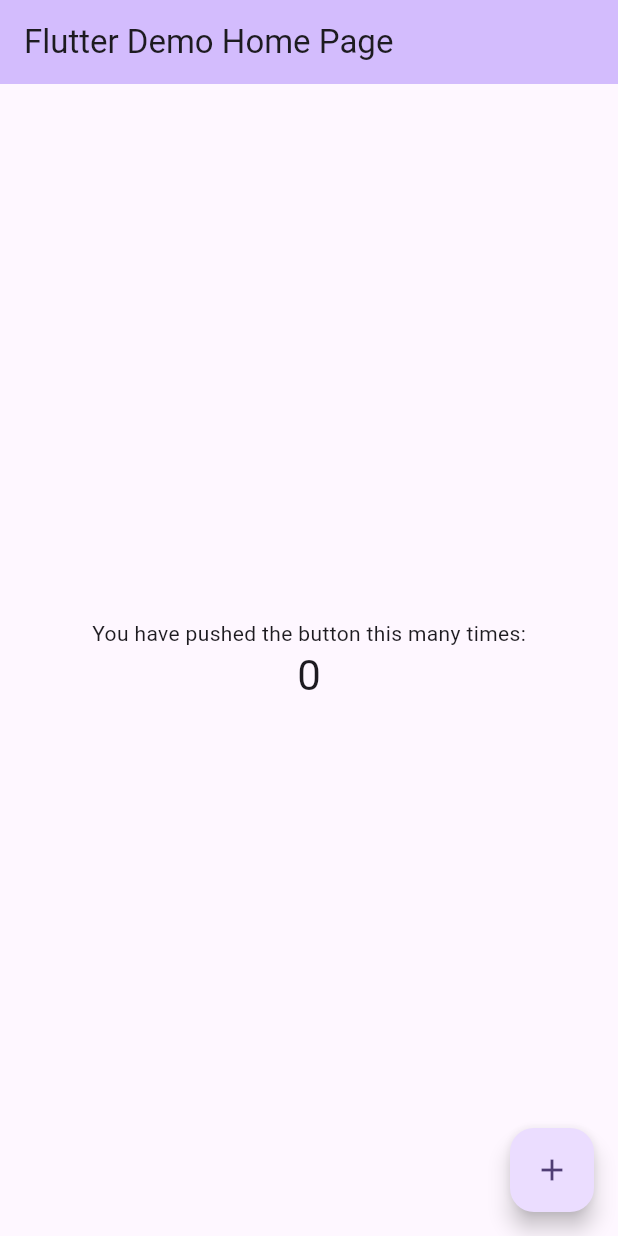
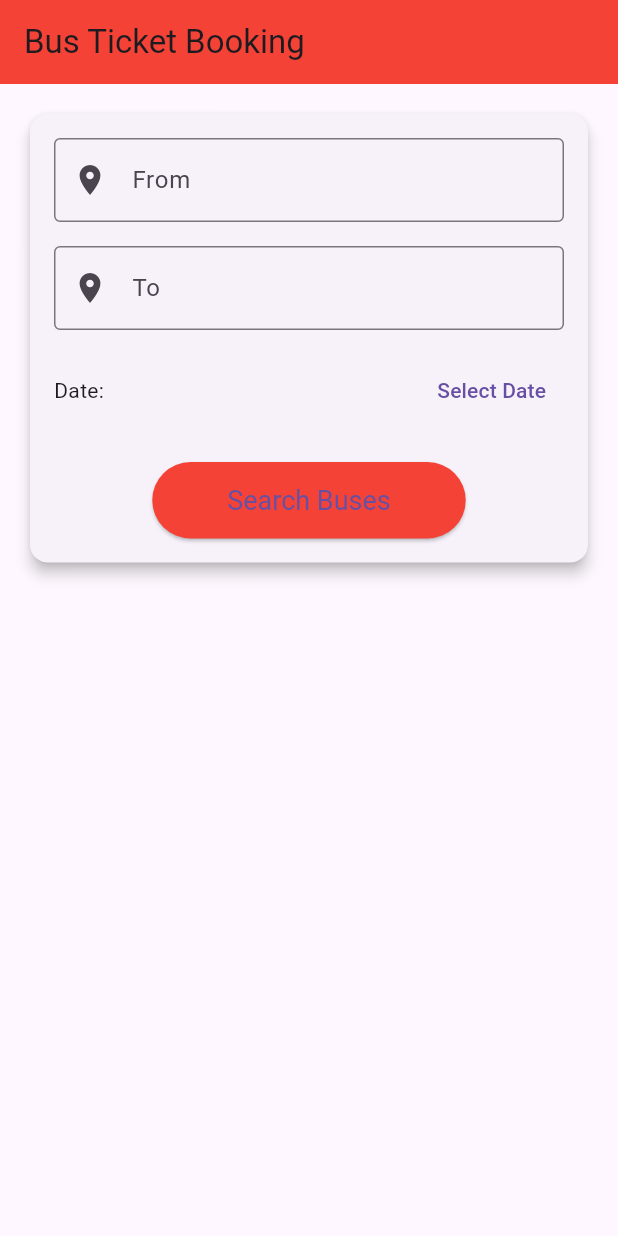
Before and after one commit to could-ai/019a0a03-d4d3-7bc2-9305-57440bb504e0, a Flutter app: the screen it shows after launch, on a phone screen of 412 x 824 dp. Run offline on Flutter 3.47's test engine with Material 3 defaults, Android fonts, the phone set to English and light mode, and no system bars.

Commit message:
I have updated the main.dart file to initialize the Bus Ticket Booking application. The previous demo code has been removed and replaced with a new MaterialApp widget. I've set the home screen to the newly created HomeScreen, configured a red color theme to match the branding of a bus booking service, and updated the app title to 'Bus Ticket Booking'. This provides a clean and relevant starting point for the app.; I've created the HomeScreen, which serves as the main entry point for users to search for buses. This screen features input fields for 'From' and 'To' locations, a date picker to select the travel date, and a 'Search Buses' button. The UI is designed with a Card layout for a clean and modern look. When the user clicks the search button, the app will navigate to the SearchResultsScreen, passing along the entered travel details. This screen is foundational to the booking process.; This new SearchResultsScreen displays a list of available buses based on the user's search. For now, it uses a hardcoded list of buses to simulate search results. Each bus is presented in a Card with key details like name, type, timings, duration, and price. A 'Select Seats' button on each card allows the user to proceed to the SeatSelectionScreen for that specific bus, creating a seamless flow from search to seat selection.; The SeatSelectionScreen provides an interactive seat map for the selected bus. I've used a GridView to display the seat layout, with different colors indicating available, booked, and selected seats. The screen calculates and displays the total price based on the number of selected seats and the ticket price. A 'Proceed to Book' button at the bottom confirms the booking, currently showing a confirmation message. This screen is crucial for completing the booking process.

```diff
--- a/usr/lib/main.dart
+++ b/usr/lib/main.dart
@@ -1,4 +1,5 @@
 import 'package:flutter/material.dart';
+import 'package:couldai_user_app/screens/home_screen.dart';
 
 void main() {
   runApp(const MyApp());
@@ -7,114 +8,16 @@ void main() {
 class MyApp extends StatelessWidget {
   const MyApp({super.key});
 
-  // This widget is the root of your application.
   @override
   Widget build(BuildContext context) {
     return MaterialApp(
-      title: 'Flutter Demo',
+      title: 'Bus Ticket Booking',
       debugShowCheckedModeBanner: false,
       theme: ThemeData(
-        // This is the theme of your application.
-        //
-        // TRY THIS: Try running your application with "flutter run". You'll see
-        // the application has a purple toolbar. Then, without quitting the app,
-        // try changing the seedColor in the colorScheme below to Colors.green
-        // and then invoke "hot reload" (save your changes or press the "hot
-        // reload" button in a Flutter-supported IDE, or press "r" if you used
-        // the command line to start the app).
-        //
-        // Notice that the counter didn't reset back to zero; the application
-        // state is not lost during the reload. To reset the state, use hot
-        // restart instead.
-        //
-        // This works for code too, not just values: Most code changes can be
-        // tested with just a hot reload.
-        colorScheme: ColorScheme.fromSeed(seedColor: Colors.deepPurple),
+        primarySwatch: Colors.red,
+        visualDensity: VisualDensity.adaptivePlatformDensity,
       ),
-      home: const MyHomePage(title: 'Flutter Demo Home Page'),
+      home: const HomeScreen(),
     );
   }
 }
-
-class MyHomePage extends StatefulWidget {
-  const MyHomePage({super.key, required this.title});
-
-  // This widget is the home page of your application. It is stateful, meaning
-  // that it has a State object (defined below) that contains fields that affect
-  // how it looks.
-
-  // This class is the configuration for the state. It holds the values (in this
-  // case the title) provided by the parent (in this case the App widget) and
-  // used by the build method of the State. Fields in a Widget subclass are
-  // always marked "final".
-
-  final String title;
-
-  @override
-  State<MyHomePage> createState() => _MyHomePageState();
-}
-
-class _MyHomePageState extends State<MyHomePage> {
-  int _counter = 0;
-
-  void _incrementCounter() {
-    setState(() {
-      // This call to setState tells the Flutter framework that something has
-      // changed in this State, which causes it to rerun the build method below
-      // so that the display can reflect the updated values. If we changed
-      // _counter without calling setState(), then the build method would not be
-      // called again, and so nothing would appear to happen.
-      _counter++;
-    });
-  }
-
-  @override
-  Widget build(BuildContext context) {
-    // This method is rerun every time setState is called, for instance as done
-    // by the _incrementCounter method above.
-    //
-    // The Flutter framework has been optimized to make rerunning build methods
-    // fast, so that you can just rebuild anything that needs updating rather
-    // than having to individually change instances of widgets.
-    return Scaffold(
-      appBar: AppBar(
-        // TRY THIS: Try changing the color here to a specific color (to
-        // Colors.amber, perhaps?) and trigger a hot reload to see the AppBar
-        // change color while the other colors stay the same.
-        backgroundColor: Theme.of(context).colorScheme.inversePrimary,
-        // Here we take the value from the MyHomePage object that was created by
-        // the App.build method, and use it to set our appbar title.
-        title: Text(widget.title),
-      ),
-      body: Center(
-        // Center is a layout widget. It takes a single child and positions it
-        // in the middle of the parent.
-        child: Column(
-          // Column is also a layout widget. It takes a list of children and
-          // arranges them vertically. By default, it sizes itself to fit its
-          // children horizontally, and tries to be as tall as its parent.
-          //
-          // Column has various properties to control how it sizes itself and
-          // how it positions its children. Here we use mainAxisAlignment to
-          // center the children vertically; the main axis here is the vertical
-          // axis because Columns are vertical (the cross axis would be
-          // horizontal).
-          //
-          // TRY THIS: Invoke "debug painting" (choose the "Toggle Debug Paint"
-          // action in the IDE, or press "p" in the console), to see the
-          // wireframe for each widget.
-          mainAxisAlignment: MainAxisAlignment.center,
-          children: <Widget>[
-            const Text('You have pushed the button this many times:'),
-            Text('$_counter', style: Theme.of(context).textTheme.headlineMedium),
-          ],
-        ),
-      ),
-      floatingActionButton: FloatingActionButton(
-        onPressed: _incrementCounter,
-        tooltip: 'Increment',
-        child: const Icon(Icons.add),
-      ), // This trailing comma makes auto-formatting nicer for build methods.
-    );
-  }
-}
--- /dev/null
+++ b/usr/lib/screens/home_screen.dart
@@ -0,0 +1,117 @@
+import 'package:flutter/material.dart';
+import 'package:couldai_user_app/screens/search_results_screen.dart';
+
+class HomeScreen extends StatefulWidget {
+  const HomeScreen({super.key});
+
+  @override
+  State<HomeScreen> createState() => _HomeScreenState();
+}
+
+class _HomeScreenState extends State<HomeScreen> {
+  final TextEditingController _fromController = TextEditingController();
+  final TextEditingController _toController = TextEditingController();
+  DateTime _selectedDate = DateTime.now();
+
+  Future<void> _selectDate(BuildContext context) async {
+    final DateTime? picked = await showDatePicker(
+      context: context,
+      initialDate: _selectedDate,
+      firstDate: DateTime.now(),
+      lastDate: DateTime(2101),
+    );
+    if (picked != null && picked != _selectedDate) {
+      setState(() {
+        _selectedDate = picked;
+      });
+    }
+  }
+
+  @override
+  Widget build(BuildContext context) {
+    return Scaffold(
+      appBar: AppBar(
+        title: const Text("Bus Ticket Booking"),
+        backgroundColor: Colors.red,
+      ),
+      body: SingleChildScrollView(
+        padding: const EdgeInsets.all(16.0),
+        child: Column(
+          children: [
+            Card(
+              elevation: 4.0,
+              child: Padding(
+                padding: const EdgeInsets.all(16.0),
+                child: Column(
+                  mainAxisSize: MainAxisSize.min,
+                  children: <Widget>[
+                    TextField(
+                      controller: _fromController,
+                      decoration: const InputDecoration(
+                        labelText: 'From',
+                        hintText: 'Enter departure location',
+                        border: OutlineInputBorder(),
+                        prefixIcon: Icon(Icons.location_on),
+                      ),
+                    ),
+                    const SizedBox(height: 16.0),
+                    TextField(
+                      controller: _toController,
+                      decoration: const InputDecoration(
+                        labelText: 'To',
+                        hintText: 'Enter destination location',
+                        border: OutlineInputBorder(),
+                        prefixIcon: Icon(Icons.location_on),
+                      ),
+                    ),
+                    const SizedBox(height: 16.0),
+                    Row(
+                      children: [
+                        Expanded(
+                          child: Text(
+                            "Date: ${_selectedDate.toLocal()}".split(' ')[0],
+                          ),
+                        ),
+                        TextButton(
+                          onPressed: () => _selectDate(context),
+                          child: const Text('Select Date'),
+                        ),
+                      ],
+                    ),
+                    const SizedBox(height: 24.0),
+                    ElevatedButton(
+                      style: ElevatedButton.styleFrom(
+                        backgroundColor: Colors.red,
+                        padding: const EdgeInsets.symmetric(horizontal: 50, vertical: 15),
+                        textStyle: const TextStyle(fontSize: 18),
+                      ),
+                      onPressed: () {
+                        if (_fromController.text.isNotEmpty && _toController.text.isNotEmpty) {
+                          Navigator.push(
+                            context,
+                            MaterialPageRoute(
+                              builder: (context) => SearchResultsScreen(
+                                from: _fromController.text,
+                                to: _toController.text,
+                                date: _selectedDate,
+                              ),
+                            ),
+                          );
+                        } else {
+                          ScaffoldMessenger.of(context).showSnackBar(
+                            const SnackBar(content: Text('Please fill all fields')),
+                          );
+                        }
+                      },
+                      child: const Text('Search Buses'),
+                    ),
+                  ],
+                ),
+              ),
+            ),
+          ],
+        ),
+      ),
+    );
+  }
+}
```
Also changed, not shown: usr/lib/screens/search_results_screen.dart (added, +97 -0 lines), usr/lib/screens/seat_selection_screen.dart (added, +116 -0 lines).
